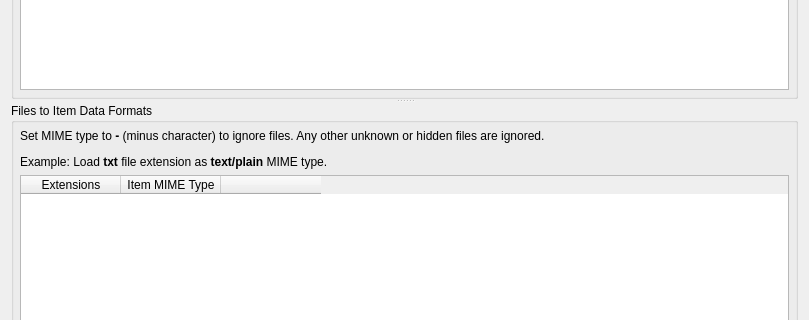
hluk/CopyQ, file plugins/itemsync/itemsyncsettings.ui: the form before one commit; both pictures show x 0 to 809 and y 222 to 542 of the 809 by 676 pixel window.
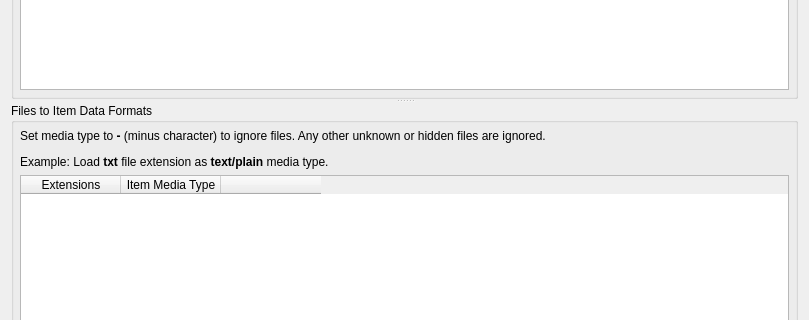
The form after the commit.

Commit message: Spelling: MIME type → Media type

What changed in the file:
```diff
--- a/plugins/itemsync/itemsyncsettings.ui
+++ b/plugins/itemsync/itemsyncsettings.ui
@@ -103,8 +103,8 @@
           <item>
            <widget class="QLabel" name="label_3">
             <property name="text">
-             <string>&lt;p&gt;Set MIME type to &lt;strong&gt;-&lt;/strong&gt; (minus character) to ignore files. Any other unknown or hidden files are ignored.&lt;/p&gt;
-&lt;p&gt;Example: Load &lt;strong&gt;txt&lt;/strong&gt; file extension as &lt;strong&gt;text/plain&lt;/strong&gt; MIME type.&lt;/p&gt;</string>
+             <string>&lt;p&gt;Set media type to &lt;strong&gt;-&lt;/strong&gt; (minus character) to ignore files. Any other unknown or hidden files are ignored.&lt;/p&gt;
+&lt;p&gt;Example: Load &lt;strong&gt;txt&lt;/strong&gt; file extension as &lt;strong&gt;text/plain&lt;/strong&gt; media type.&lt;/p&gt;</string>
             </property>
             <property name="wordWrap">
              <bool>true</bool>
@@ -123,7 +123,7 @@
             </column>
             <column>
              <property name="text">
-              <string>Item MIME Type</string>
+              <string>Item Media Type</string>
              </property>
             </column>
             <column>
```
